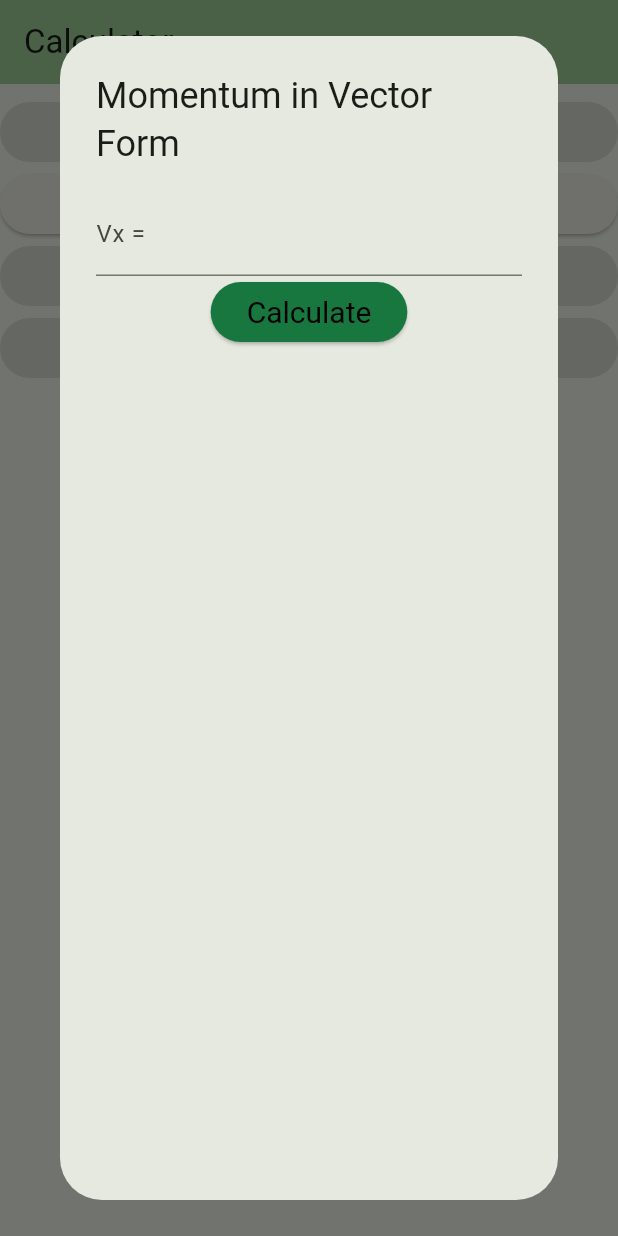
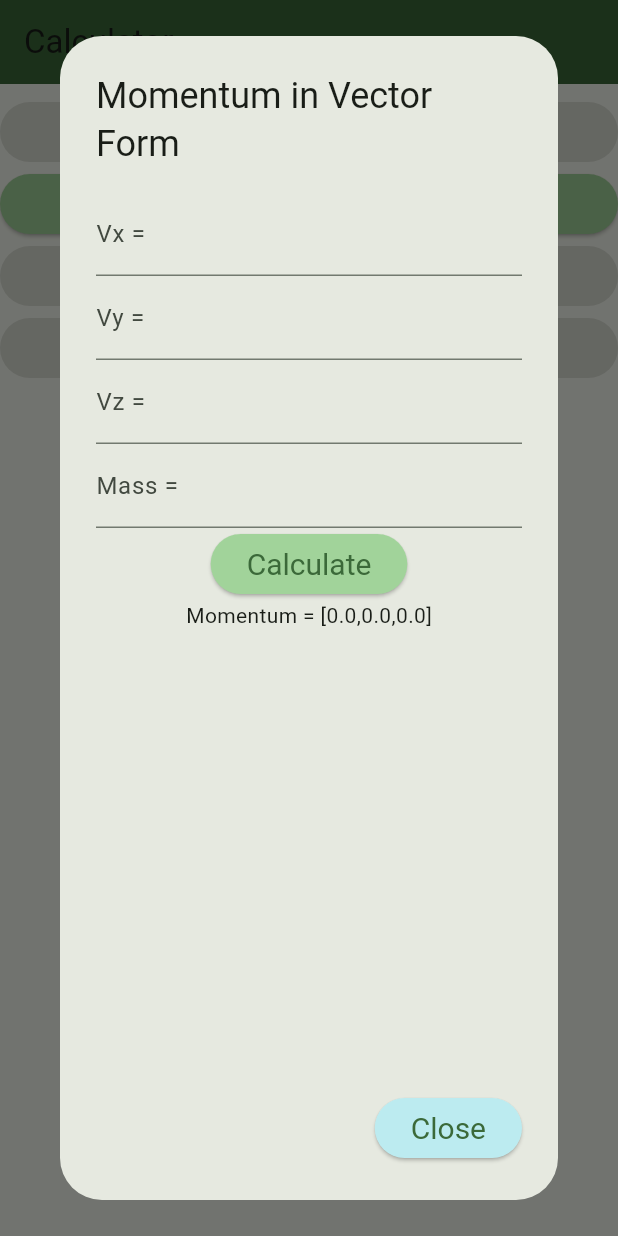
Before and after one commit to LeitMoth/newton-meter, a Flutter app: the screen it shows after launch, after a tap on "Momentum (Vector)", on a phone screen of 412 x 824 dp. Run offline on Flutter 3.47's test engine with Material 3 defaults, Android fonts, the phone set to English and light mode, and no system bars; our stand-ins replace sensors_plus.

Commit message:
Finished Momentum Dialog

```diff
--- a/newton_meter/lib/Calculator/Calculator Dialogs/momentum_dialog.dart
+++ b/newton_meter/lib/Calculator/Calculator Dialogs/momentum_dialog.dart
@@ -16,17 +16,22 @@ class MomentumDialog extends StatefulWidget {
 
 class _MomentumDialogState extends State<MomentumDialog> {
   Vector3 velocity = Vector3.zero();
+  double mass = 0;
   Vector3 momentum = Vector3.zero();
-  double mass = 0;
 
-  ButtonStyle calcStyle = ElevatedButton.styleFrom( textStyle: const TextStyle(fontSize: 20),  backgroundColor: const Color.fromARGB(255, 24, 119, 63), foregroundColor: Color.fromARGB(255, 0, 0, 0));
 
   void _calculateMomentum() {
-    momentum = velocity * mass;
+    setState(() {
+      momentum = velocity * mass;
+    });
   }
 
   @override
   Widget build(BuildContext context) {
+    ButtonStyle calcStyle = ElevatedButton.styleFrom( textStyle: const TextStyle(fontSize: 20),
+    backgroundColor: Theme.of(context).colorScheme.inversePrimary);
+    ButtonStyle cancelStyle = ElevatedButton.styleFrom( textStyle: TextStyle(fontSize: 20, color: Theme.of(context).colorScheme.secondary),
+    backgroundColor: Theme.of(context).colorScheme.tertiaryFixed);
     return AlertDialog(
       title: const Text('Momentum in Vector Form'),
       content:
@@ -41,14 +46,53 @@ class _MomentumDialogState extends State<MomentumDialog> {
                 });
               }
             ),
-
+            TextField( // Velocity Y Input Field
+              keyboardType: TextInputType.number,
+              decoration: const InputDecoration(labelText: 'Vy ='),
+              onChanged: (value) {
+                setState(() {
+                  velocity.y = double.parse(value);
+                });
+              }
+            ),
+            TextField( // Velocity z Input
+              keyboardType: TextInputType.number,
+              decoration: const InputDecoration(labelText: 'Vz ='),
+              onChanged: (value) {
+                setState(() {
+                  velocity.z = double.parse(value);
+                });
+              }
+            ),
+            TextField( // Mass Input Field
+              keyboardType: TextInputType.number,
+              decoration: const InputDecoration(labelText: 'Mass ='),
+              onChanged: (value) {
+                setState(() {
+                  mass = double.parse(value);
+                });
+              }
+            ),
             ElevatedButton(
               onPressed: _calculateMomentum,
               style: calcStyle,
               child: const Text('Calculate'),
             ),
+            Text('Momentum = $momentum'),
           ]
-        )
+        ),
+
+        actions: <Widget> [
+          ElevatedButton(
+            style: cancelStyle,
+            child: const Text('Close'),
+            onPressed: () {
+              setState(() {
+                Navigator.pop(context);
+              });
+            }
+          )
+        ]
     );
   }
 }
--- a/newton_meter/lib/Calculator/calculator_main.dart
+++ b/newton_meter/lib/Calculator/calculator_main.dart
@@ -11,14 +11,14 @@ class CalculatorMain extends StatefulWidget {
 
 class _CalculatorMainState extends State<CalculatorMain> {
 
-  final ButtonStyle style = ElevatedButton.styleFrom(textStyle: const TextStyle(fontSize: 20));
 
   @override
   Widget build(BuildContext context) {
+    ButtonStyle style = ElevatedButton.styleFrom(textStyle: const TextStyle(fontSize: 20), backgroundColor: Theme.of(context).colorScheme.inversePrimary);
     return Scaffold(
       appBar: AppBar(
         title: const Text('Calculator'),
-        backgroundColor: Theme.of(context).colorScheme.inversePrimary,
+        backgroundColor: Theme.of(context).colorScheme.primary,
       ),
       body: ListView(
         padding: const EdgeInsets.symmetric(vertical: 8.0),
```
